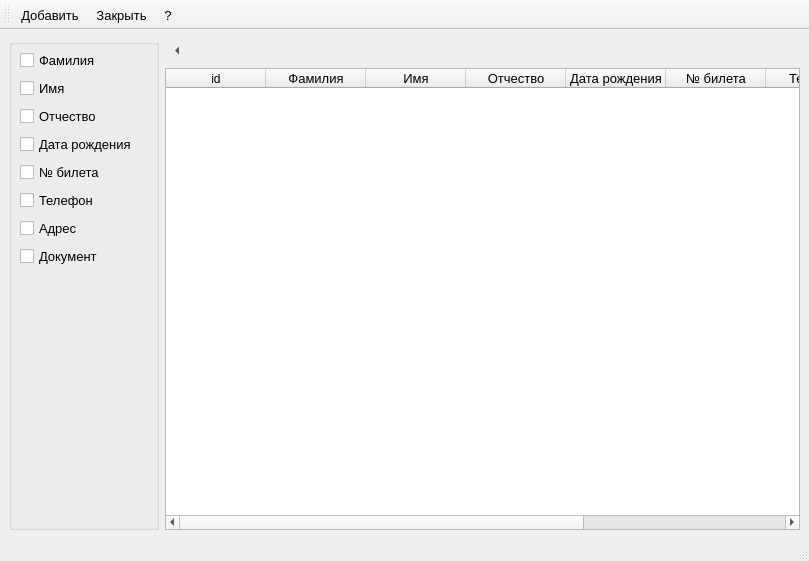
The window that librarian/readers.ui (Skyrim78/Librarian) describes before a commit, drawn with Qt 5.
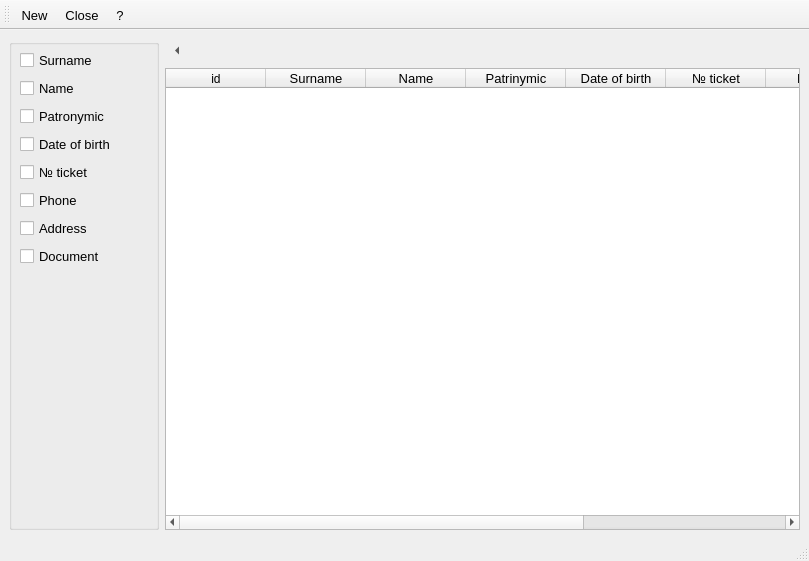
The same window after the commit.

```diff
--- a/librarian/readers.ui
+++ b/librarian/readers.ui
@@ -56,56 +56,56 @@
           <item>
            <widget class="QCheckBox" name="checkBox_fam">
             <property name="text">
-             <string>Фамилия</string>
+             <string>Surname</string>
             </property>
            </widget>
           </item>
           <item>
            <widget class="QCheckBox" name="checkBox_ima">
             <property name="text">
-             <string>Имя</string>
+             <string>Name</string>
             </property>
            </widget>
           </item>
           <item>
            <widget class="QCheckBox" name="checkBox_otc">
             <property name="text">
-             <string>Отчество</string>
+             <string>Patronymic</string>
             </property>
            </widget>
           </item>
           <item>
            <widget class="QCheckBox" name="checkBox_data_r">
             <property name="text">
-             <string>Дата рождения</string>
+             <string>Date of birth</string>
             </property>
            </widget>
           </item>
           <item>
            <widget class="QCheckBox" name="checkBox_num">
             <property name="text">
-             <string>№ билета</string>
+             <string>№ ticket</string>
             </property>
            </widget>
           </item>
           <item>
            <widget class="QCheckBox" name="checkBox_phone">
             <property name="text">
-             <string>Телефон</string>
+             <string>Phone</string>
             </property>
            </widget>
           </item>
           <item>
            <widget class="QCheckBox" name="checkBox_address">
             <property name="text">
-             <string>Адрес</string>
+             <string>Address</string>
             </property>
            </widget>
           </item>
           <item>
            <widget class="QCheckBox" name="checkBox_doc">
             <property name="text">
-             <string>Документ</string>
+             <string>Document</string>
             </property>
            </widget>
           </item>
@@ -187,7 +187,7 @@
           </column>
           <column>
            <property name="text">
-            <string>Фамилия</string>
+            <string>Surname</string>
            </property>
            <property name="font">
             <font>
@@ -201,7 +201,7 @@
           </column>
           <column>
            <property name="text">
-            <string>Имя</string>
+            <string>Name</string>
            </property>
            <property name="font">
             <font>
@@ -214,7 +214,7 @@
           </column>
           <column>
            <property name="text">
-            <string>Отчество</string>
+            <string>Patrinymic</string>
            </property>
            <property name="font">
             <font>
@@ -227,7 +227,7 @@
           </column>
           <column>
            <property name="text">
-            <string>Дата рождения</string>
+            <string>Date of birth</string>
            </property>
            <property name="font">
             <font>
@@ -240,7 +240,7 @@
           </column>
           <column>
            <property name="text">
-            <string>№ билета</string>
+            <string>№ ticket</string>
            </property>
            <property name="font">
             <font>
@@ -253,7 +253,7 @@
           </column>
           <column>
            <property name="text">
-            <string>Телефон</string>
+            <string>Phone</string>
            </property>
            <property name="font">
             <font>
@@ -266,7 +266,7 @@
           </column>
           <column>
            <property name="text">
-            <string>Адрес</string>
+            <string>Address</string>
            </property>
            <property name="font">
             <font>
@@ -279,7 +279,7 @@
           </column>
           <column>
            <property name="text">
-            <string>Документ</string>
+            <string>Document</string>
            </property>
            <property name="font">
             <font>
@@ -315,12 +315,12 @@
   </widget>
   <action name="actionAdd">
    <property name="text">
-    <string>Добавить</string>
+    <string>New</string>
    </property>
   </action>
   <action name="actionClose">
    <property name="text">
-    <string>Закрыть</string>
+    <string>Close</string>
    </property>
   </action>
   <action name="actionHelp">
```
Left out of the diff: 5 changed lines with no effect on the pictures.
